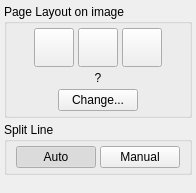
The window that src/core/filters/page_split/ui/PageSplitOptionsWidget.ui (ImageProcessing-ElectronicPublications/scantailor-deviant) describes before a commit, drawn with Qt 5.
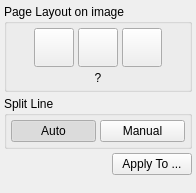
The same window after the commit. Icons and pictures are not drawn.

Commit message: Page Split stage UI is unified with other stages

Diff of the .ui file:
```diff
--- a/src/core/filters/page_split/ui/PageSplitOptionsWidget.ui
+++ b/src/core/filters/page_split/ui/PageSplitOptionsWidget.ui
@@ -168,43 +168,6 @@
         </property>
        </widget>
       </item>
-      <item>
-       <layout class="QHBoxLayout">
-        <item>
-         <spacer>
-          <property name="orientation">
-           <enum>Qt::Horizontal</enum>
-          </property>
-          <property name="sizeHint" stdset="0">
-           <size>
-            <width>4</width>
-            <height>20</height>
-           </size>
-          </property>
-         </spacer>
-        </item>
-        <item>
-         <widget class="QPushButton" name="changeBtn">
-          <property name="text">
-           <string>Change...</string>
-          </property>
-         </widget>
-        </item>
-        <item>
-         <spacer>
-          <property name="orientation">
-           <enum>Qt::Horizontal</enum>
-          </property>
-          <property name="sizeHint" stdset="0">
-           <size>
-            <width>4</width>
-            <height>20</height>
-           </size>
-          </property>
-         </spacer>
-        </item>
-       </layout>
-      </item>
      </layout>
     </widget>
    </item>
@@ -231,21 +194,14 @@
       </property>
       <item>
        <layout class="QHBoxLayout" name="horizontalLayout_3">
-        <item>
-         <spacer name="horizontalSpacer_3">
-          <property name="orientation">
-           <enum>Qt::Horizontal</enum>
-          </property>
-          <property name="sizeHint" stdset="0">
-           <size>
-            <width>4</width>
-            <height>20</height>
-           </size>
-          </property>
-         </spacer>
-        </item>
         <item>
          <widget class="QPushButton" name="autoBtn">
+          <property name="sizePolicy">
+           <sizepolicy hsizetype="MinimumExpanding" vsizetype="Fixed">
+            <horstretch>0</horstretch>
+            <verstretch>0</verstretch>
+           </sizepolicy>
+          </property>
           <property name="text">
            <string>Auto</string>
           </property>
@@ -262,6 +218,12 @@
         </item>
         <item>
          <widget class="QPushButton" name="manualBtn">
+          <property name="sizePolicy">
+           <sizepolicy hsizetype="MinimumExpanding" vsizetype="Fixed">
+            <horstretch>0</horstretch>
+            <verstretch>0</verstretch>
+           </sizepolicy>
+          </property>
           <property name="text">
            <string>Manual</string>
           </property>
@@ -273,24 +235,35 @@
           </property>
          </widget>
         </item>
-        <item>
-         <spacer name="horizontalSpacer_4">
-          <property name="orientation">
-           <enum>Qt::Horizontal</enum>
-          </property>
-          <property name="sizeHint" stdset="0">
-           <size>
-            <width>4</width>
-            <height>20</height>
-           </size>
-          </property>
-         </spacer>
-        </item>
        </layout>
       </item>
      </layout>
     </widget>
    </item>
+   <item>
+    <layout class="QHBoxLayout">
+     <item>
+      <spacer>
+       <property name="orientation">
+        <enum>Qt::Horizontal</enum>
+       </property>
+       <property name="sizeHint" stdset="0">
+        <size>
+         <width>4</width>
+         <height>20</height>
+        </size>
+       </property>
+      </spacer>
+     </item>
+     <item>
+      <widget class="QPushButton" name="layoutApplyBtn">
+       <property name="text">
+        <string>Apply To ...</string>
+       </property>
+      </widget>
+     </item>
+    </layout>
+   </item>
    <item>
     <spacer name="verticalSpacer">
      <property name="orientation">
```
The commit also changes 3 other files.
